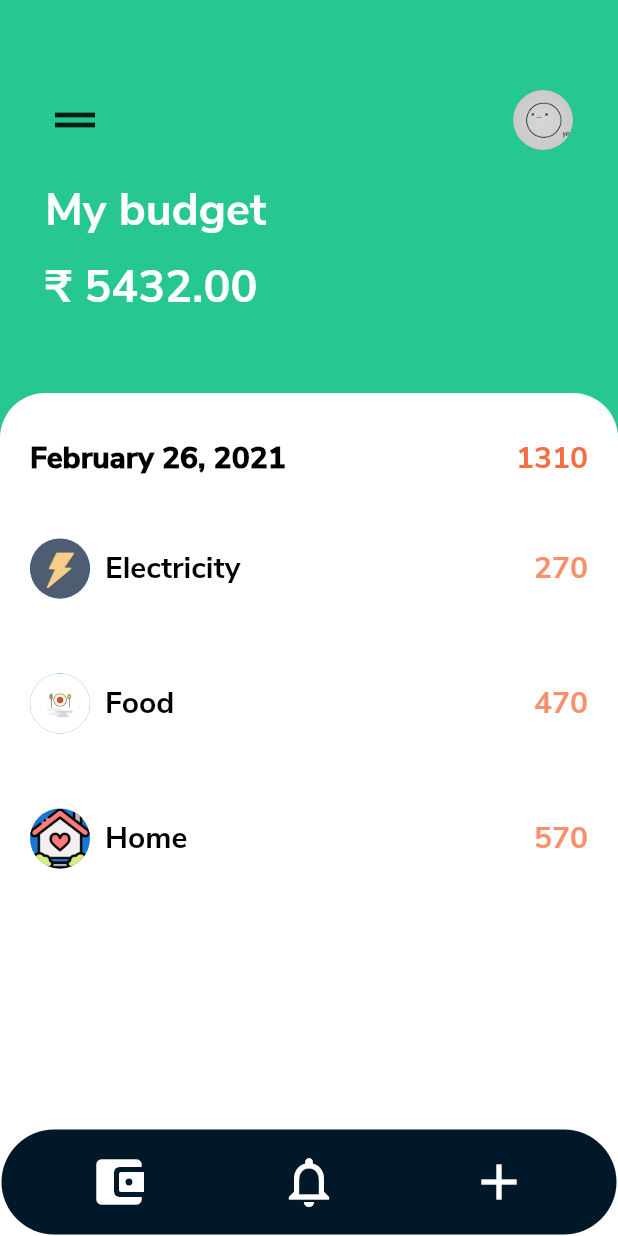
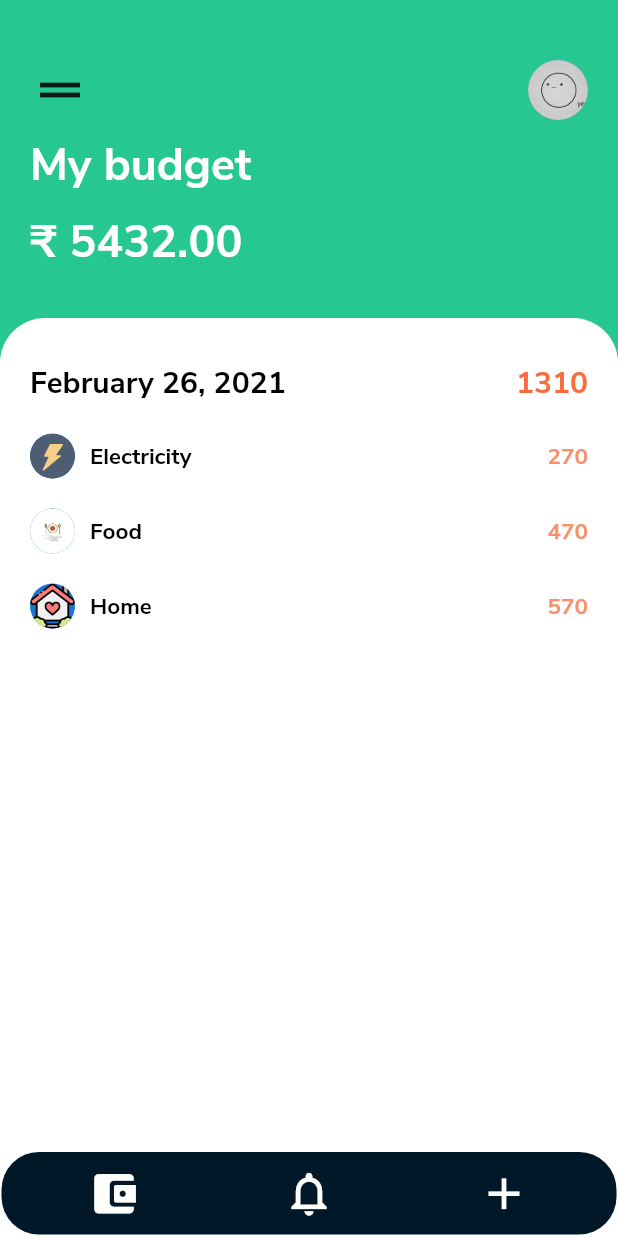
Before and after one commit to keertirajmalik/Pocket-Friend, a Flutter app: the screen it shows after launch, on a phone screen of 412 x 824 dp. Run offline on Flutter 3.47's test engine with Material 2 defaults, Android fonts, the phone set to English and light mode, and no system bars.

Commit message:
updating padding based on realme 1 device

```diff
--- a/lib/screens/home_screen.dart
+++ b/lib/screens/home_screen.dart
@@ -13,7 +13,7 @@ class HomeScreen extends StatelessWidget {
         children: [
           Container(
             padding: const EdgeInsets.only(
-                top: 60.0, bottom: 30.0, left: 30.0, right: 30.0),
+                top: 40.0, bottom: 30.0, left: 20.0, right: 20.0),
             child: Column(
               crossAxisAlignment: CrossAxisAlignment.start,
               children: [
@@ -30,7 +30,7 @@ class HomeScreen extends StatelessWidget {
                     ),
                   ],
                 ),
-                SizedBox(height: 20.0),
+                SizedBox(height: 10.0),
                 Text(
                   'My budget',
                   style: TextStyle(
@@ -47,7 +47,6 @@ class HomeScreen extends StatelessWidget {
                       fontSize: 30.0,
                       fontWeight: FontWeight.bold),
                 ),
-                SizedBox(height: 20.0),
               ],
             ),
           ),
--- a/lib/widgets/expense_list.dart
+++ b/lib/widgets/expense_list.dart
@@ -7,11 +7,10 @@ class ExpensesList extends StatelessWidget {
   Widget build(BuildContext context) {
     return Expanded(
       child: ListView.builder(
-        padding: EdgeInsets.zero,
+        padding: EdgeInsets.all(10.0),
         itemBuilder: (context, index) {
           return Container(
-            padding: const EdgeInsets.only(
-                left: 20.0, right: 20.0, top: 40.0, bottom: 10.0),
+            padding: const EdgeInsets.all(10.0),
             child: ExpenseTile(
               expense: ExpenseData().expenseAmount[index].expense,
               amount: ExpenseData().expenseAmount[index].amount,
--- a/lib/widgets/expense_tile.dart
+++ b/lib/widgets/expense_tile.dart
@@ -12,6 +12,7 @@ class ExpenseTile extends StatelessWidget {
         children: [
           CircleAvatar(
             backgroundImage: AssetImage('assets/images/$expense.png'),
+            radius: 15.0,
           ),
           SizedBox(width: 10.0),
           Text(
@@ -19,7 +20,7 @@ class ExpenseTile extends StatelessWidget {
             style: TextStyle(
               color: Colors.black,
               fontWeight: FontWeight.bold,
-              fontSize: 20.0,
+              fontSize: 15.0,
             ),
           ),
           Spacer(),
@@ -28,7 +29,7 @@ class ExpenseTile extends StatelessWidget {
             style: TextStyle(
               color: Color(0xfff9906b),
               fontWeight: FontWeight.bold,
-              fontSize: 20,
+              fontSize: 15.0,
             ),
           ),
         ],
--- a/lib/widgets/expense_total_list.dart
+++ b/lib/widgets/expense_total_list.dart
@@ -16,7 +16,7 @@ class ExpenseTotalList extends StatelessWidget {
                 .toString(), //TODO: change the data format to 18 May 2020 from the May 18, 2020
             style: TextStyle(
               color: Colors.black,
-              fontWeight: FontWeight.w900,
+              fontWeight: FontWeight.bold,
               fontSize: 20.0,
             ),
           ),
--- a/lib/widgets/icons.dart
+++ b/lib/widgets/icons.dart
@@ -6,11 +6,11 @@ class AppIcons extends StatelessWidget {
     return Padding(
       padding: const EdgeInsets.all(1.0),
       child: Container(
-        padding: const EdgeInsets.all(15.0),
+        padding: const EdgeInsets.all(10.0),
         decoration: BoxDecoration(
           color: Color(0xff001827),
           borderRadius: BorderRadius.all(
-            Radius.circular(50.0),
+            Radius.circular(25.0),
           ),
         ),
         child: Row(
@@ -18,17 +18,17 @@ class AppIcons extends StatelessWidget {
           children: [
             Icon(
               Icons.account_balance_wallet_rounded,
-              size: 40.0,
+              size: 35.0,
               color: Colors.white,
             ),
             Icon(
               Icons.notifications_outlined,
-              size: 40.0,
+              size: 35.0,
               color: Colors.white,
             ),
             Icon(
               Icons.add,
-              size: 40.0,
+              size: 35.0,
               color: Colors.white,
             ),
           ],
```
